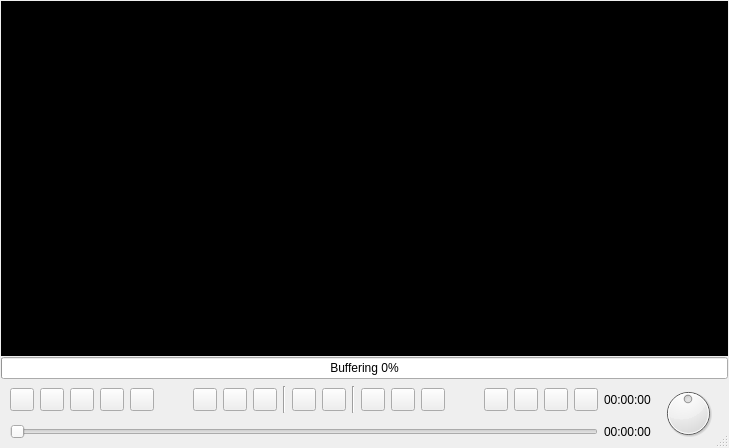
andrew-bibb/mbmp, file code/playerctl/ui/playerctl.ui: the form before one commit.
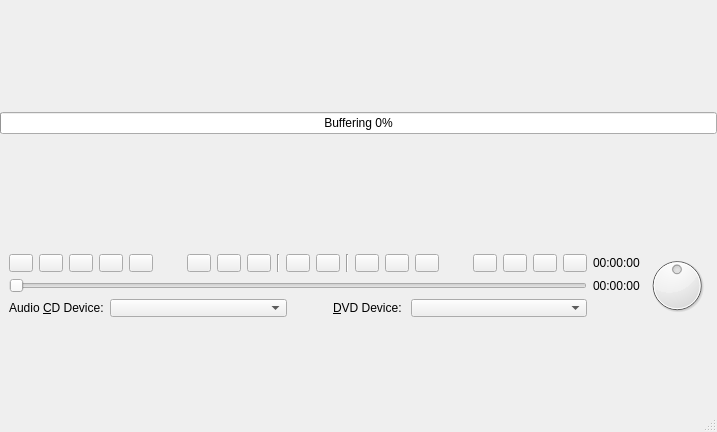
The form after the commit. Icons and pictures are not drawn.

What changed in the file:
```diff
--- a/code/playerctl/ui/playerctl.ui
+++ b/code/playerctl/ui/playerctl.ui
@@ -6,8 +6,8 @@
    <rect>
     <x>0</x>
     <y>0</y>
-    <width>729</width>
-    <height>448</height>
+    <width>717</width>
+    <height>432</height>
    </rect>
   </property>
   <property name="windowTitle">
@@ -17,108 +17,19 @@
    <bool>true</bool>
   </property>
   <layout class="QGridLayout" name="gridLayout">
-   <property name="sizeConstraint">
-    <enum>QLayout::SetDefaultConstraint</enum>
-   </property>
    <property name="leftMargin">
-    <number>1</number>
+    <number>0</number>
    </property>
    <property name="topMargin">
-    <number>1</number>
+    <number>0</number>
    </property>
    <property name="rightMargin">
-    <number>1</number>
+    <number>0</number>
    </property>
    <property name="bottomMargin">
-    <number>1</number>
-   </property>
-   <property name="spacing">
-    <number>1</number>
+    <number>0</number>
    </property>
    <item row="0" column="0">
-    <widget class="QFrame" name="frame_player">
-     <property name="sizePolicy">
-      <sizepolicy hsizetype="Preferred" vsizetype="Preferred">
-       <horstretch>0</horstretch>
-       <verstretch>0</verstretch>
-      </sizepolicy>
-     </property>
-     <property name="palette">
-      <palette>
-       <active>
-        <colorrole role="Base">
-         <brush brushstyle="SolidPattern">
-          <color alpha="255">
-           <red>255</red>
-           <green>255</green>
-           <blue>255</blue>
-          </color>
-         </brush>
-        </colorrole>
-        <colorrole role="Window">
-         <brush brushstyle="SolidPattern">
-          <color alpha="255">
-           <red>0</red>
-           <green>0</green>
-           <blue>0</blue>
-          </color>
-         </brush>
-        </colorrole>
-       </active>
-       <inactive>
-        <colorrole role="Base">
-         <brush brushstyle="SolidPattern">
-          <color alpha="255">
-           <red>255</red>
-           <green>255</green>
-           <blue>255</blue>
-          </color>
-         </brush>
-        </colorrole>
-        <colorrole role="Window">
-         <brush brushstyle="SolidPattern">
-          <color alpha="255">
-           <red>0</red>
-           <green>0</green>
-           <blue>0</blue>
-          </color>
-         </brush>
-        </colorrole>
-       </inactive>
-       <disabled>
-        <colorrole role="Base">
-         <brush brushstyle="SolidPattern">
-          <color alpha="255">
-           <red>0</red>
-           <green>0</green>
-           <blue>0</blue>
-          </color>
-         </brush>
-        </colorrole>
-        <colorrole role="Window">
-         <brush brushstyle="SolidPattern">
-          <color alpha="255">
-           <red>0</red>
-           <green>0</green>
-           <blue>0</blue>
-          </color>
-         </brush>
-        </colorrole>
-       </disabled>
-      </palette>
-     </property>
-     <property name="autoFillBackground">
-      <bool>true</bool>
-     </property>
-     <property name="frameShape">
-      <enum>QFrame::NoFrame</enum>
-     </property>
-     <property name="frameShadow">
-      <enum>QFrame::Plain</enum>
-     </property>
-    </widget>
-   </item>
-   <item row="1" column="0">
     <widget class="QProgressBar" name="progressBar_buffering">
      <property name="toolTip">
       <string>&lt;html&gt;&lt;head/&gt;&lt;body&gt;&lt;p&gt;Stream buffering percentage&lt;/p&gt;&lt;/body&gt;&lt;/html&gt;</string>
@@ -131,7 +42,7 @@
      </property>
     </widget>
    </item>
-   <item row="2" column="0">
+   <item row="1" column="0">
     <widget class="QWidget" name="widget_control" native="true">
      <property name="sizePolicy">
       <sizepolicy hsizetype="Preferred" vsizetype="Fixed">
@@ -152,7 +63,7 @@
       <property name="bottomMargin">
        <number>2</number>
       </property>
-      <item row="0" column="1">
+      <item row="0" column="2">
        <widget class="QLabel" name="label_position">
         <property name="toolTip">
          <string>&lt;html&gt;&lt;head/&gt;&lt;body&gt;&lt;p&gt;Stream position&lt;/p&gt;&lt;/body&gt;&lt;/html&gt;</string>
@@ -300,7 +211,7 @@
         </property>
        </widget>
       </item>
-      <item row="1" column="1">
+      <item row="1" column="2">
        <widget class="QLabel" name="label_duration">
         <property name="toolTip">
          <string>&lt;html&gt;&lt;head/&gt;&lt;body&gt;&lt;p&gt;Stream duration&lt;/p&gt;&lt;/body&gt;&lt;/html&gt;</string>
@@ -310,7 +221,76 @@
         </property>
        </widget>
       </item>
-      <item row="0" column="2" rowspan="2">
+      <item row="2" column="0">
+       <layout class="QHBoxLayout" name="horizontalLayout_2">
+        <item>
+         <widget class="QLabel" name="label_audiocd">
+          <property name="text">
+           <string>Audio &amp;CD Device:</string>
+          </property>
+          <property name="buddy">
+           <cstring>comboBox_audiocd</cstring>
+          </property>
+         </widget>
+        </item>
+        <item>
+         <widget class="QComboBox" name="comboBox_audiocd">
+          <property name="sizePolicy">
+           <sizepolicy hsizetype="Preferred" vsizetype="Fixed">
+            <horstretch>1</horstretch>
+            <verstretch>0</verstretch>
+           </sizepolicy>
+          </property>
+          <property name="toolTip">
+           <string>&lt;html&gt;&lt;head/&gt;&lt;body&gt;&lt;p&gt;Audio CD device&lt;/p&gt;&lt;/body&gt;&lt;/html&gt;</string>
+          </property>
+          <property name="editable">
+           <bool>false</bool>
+          </property>
+          <property name="currentText">
+           <string/>
+          </property>
+         </widget>
+        </item>
+        <item>
+         <spacer name="horizontalSpacer_3">
+          <property name="orientation">
+           <enum>Qt::Horizontal</enum>
+          </property>
+          <property name="sizeHint" stdset="0">
+           <size>
+            <width>40</width>
+            <height>20</height>
+           </size>
+          </property>
+         </spacer>
+        </item>
+        <item>
+         <widget class="QLabel" name="label_dvd">
+          <property name="text">
+           <string>&amp;DVD Device: </string>
+          </property>
+          <property name="buddy">
+           <cstring>comboBox_dvd</cstring>
+          </property>
+         </widget>
+        </item>
+        <item>
+         <widget class="QComboBox" name="comboBox_dvd">
+          <property name="sizePolicy">
+           <sizepolicy hsizetype="Preferred" vsizetype="Fixed">
+            <horstretch>1</horstretch>
+            <verstretch>0</verstretch>
+           </sizepolicy>
+          </property>
+          <property name="toolTip">
+           <string>&lt;html&gt;&lt;head/&gt;&lt;body&gt;&lt;p&gt;DVD Device&lt;/p&gt;&lt;/body&gt;&lt;/html&gt;</string>
+          </property>
+         </widget>
+        </item>
+       </layout>
+      </item>
+      <item row="0" column="3" rowspan="3">
        <widget class="QDial" name="dial_volume">
         <property name="enabled">
          <bool>true</bool>
```
Left out of the diff: 44 changed lines with no effect on the pictures.
